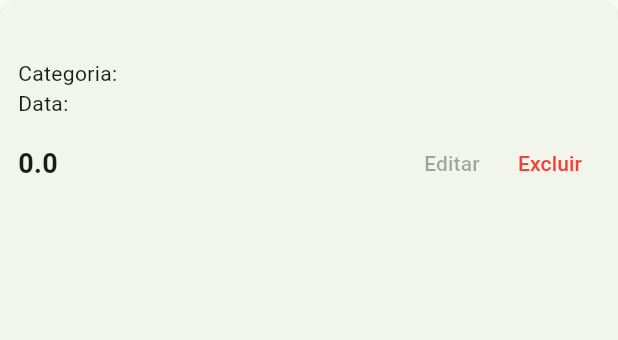
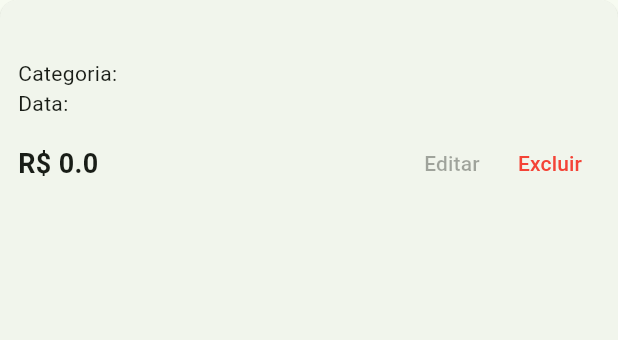
Before and after one commit to lewitzki/Controle_Despesas_Flutter, a Flutter app: the Expense widget shown alone on an empty page, opened directly with empty values, on a phone screen of 412 x 824 dp. Shown: the top 340 px of the screen. Run offline on Flutter 3.47's test engine with Material 3 defaults, Android fonts, the phone set to English and light mode, and no system bars; our stand-ins replace cloud_firestore, firebase_core; accounts and stored records are empty.

```diff
--- a/lib/expense.dart
+++ b/lib/expense.dart
@@ -88,7 +88,7 @@ class Expense extends StatelessWidget {
               mainAxisAlignment: MainAxisAlignment.spaceBetween,
               children: [
                 Text(
-                  valor.toString(),
+                  'R\$ ' + valor.toString(),
                   style: const TextStyle(
                     fontSize: 18,
                     fontWeight: FontWeight.bold,
```
